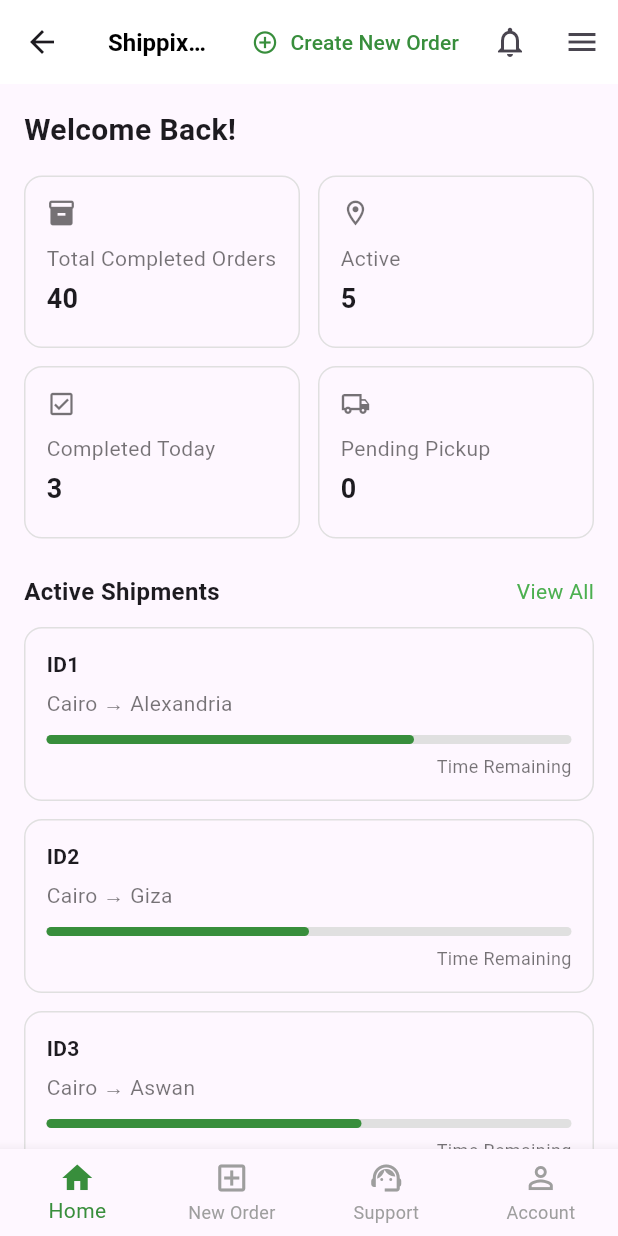
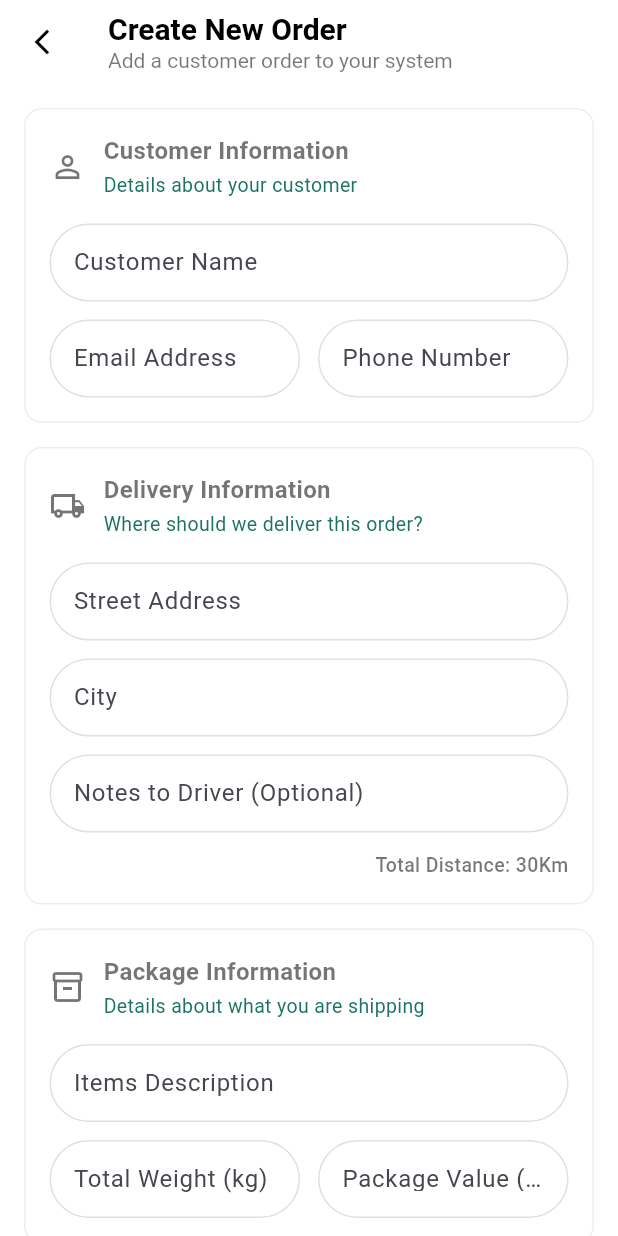
Before and after one commit to kareeem74/shippix_business_mobile, a Flutter app: the HomeScreen screen opened directly, after a tap on "Create New Order", on a phone screen of 412 x 824 dp. Run offline on Flutter 3.47's test engine with Material 3 defaults, Android fonts, the phone set to English and light mode, and no system bars.

Commit message:
New Order Screen Done

```diff
--- a/lib/features/home/ui/home_screen.dart
+++ b/lib/features/home/ui/home_screen.dart
@@ -1,4 +1,5 @@
 import 'package:flutter/material.dart';
+import '../../orders/new_order_screen.dart';
 
 class HomeScreen extends StatelessWidget {
   const HomeScreen({super.key});
@@ -50,7 +51,7 @@ class HomeScreen extends StatelessWidget {
           LinearProgressIndicator(
             value: progress,
             backgroundColor: Colors.grey.shade300,
-            color: Colors.green.shade700,
+            color: const Color(0xFF1C7364),
             minHeight: 6,
             borderRadius: BorderRadius.circular(8),
           ),
@@ -102,7 +103,7 @@ class HomeScreen extends StatelessWidget {
         title: const Text("Settings"),
         subtitle: Text(
           "Settings and Privacy",
-          style: TextStyle(color: Colors.green.shade700, fontSize: 12),
+          style: TextStyle(color: Color(0xFF1C7364), fontSize: 12),
         ),
         contentPadding: EdgeInsets.zero,
       ),
@@ -116,7 +117,7 @@ class HomeScreen extends StatelessWidget {
         title: const Text("Manage"),
         subtitle: Text(
           "Your Orders",
-          style: TextStyle(color: Colors.green.shade700, fontSize: 12),
+          style: TextStyle(color: Color(0xFF1C7364), fontSize: 12),
         ),
         contentPadding: EdgeInsets.zero,
       ),
@@ -149,10 +150,15 @@ class HomeScreen extends StatelessWidget {
         actions: [
           TextButton.icon(
             style: TextButton.styleFrom(
-              foregroundColor: Colors.green.shade700,
+              foregroundColor: const Color(0xFF1C7364),
               padding: const EdgeInsets.symmetric(horizontal: 10),
             ),
-            onPressed: () {},
+            onPressed: () {
+              Navigator.push(
+                context,
+                MaterialPageRoute(builder: (context) => const NewOrderScreen(showBackButton: true)),
+              );
+            },
             icon: const Icon(Icons.add_circle_outline),
             label: const Text("Create New Order"),
           ),
@@ -161,6 +167,7 @@ class HomeScreen extends StatelessWidget {
             onPressed: () {},
           ),
           PopupMenuButton<String>(
+            color: Colors.white,
             icon: const Icon(Icons.menu),
             onSelected: (String result) {},
             itemBuilder: _buildPopupMenuItems,
@@ -202,9 +209,9 @@ class HomeScreen extends StatelessWidget {
               children: const [
                 Text("Active Shipments",
                     style:
-                        TextStyle(fontWeight: FontWeight.bold, fontSize: 16)),
+                    TextStyle(fontWeight: FontWeight.bold, fontSize: 16)),
                 Text("View All",
-                    style: TextStyle(color: Colors.green, fontSize: 14)),
+                    style: TextStyle(color: Color(0xFF1C7364), fontSize: 14)),
               ],
             ),
             const SizedBox(height: 12),
@@ -227,7 +234,7 @@ class HomeScreen extends StatelessWidget {
                 children: const [
                   Text("This Week's Performance",
                       style:
-                          TextStyle(fontWeight: FontWeight.bold, fontSize: 16)),
+                      TextStyle(fontWeight: FontWeight.bold, fontSize: 16)),
                   SizedBox(height: 12),
                   Text("Delivery Success Rate: 96%"),
                   Text("Average Delivery Time: 2 days"),
@@ -240,20 +247,6 @@ class HomeScreen extends StatelessWidget {
           ],
         ),
       ),
-      bottomNavigationBar: BottomNavigationBar(
-        selectedItemColor: Colors.green.shade700,
-        unselectedItemColor: Colors.grey,
-        type: BottomNavigationBarType.fixed,
-        items: const [
-          BottomNavigationBarItem(icon: Icon(Icons.home), label: "Home"),
-          BottomNavigationBarItem(
-              icon: Icon(Icons.add_box_outlined), label: "New Order"),
-          BottomNavigationBarItem(
-              icon: Icon(Icons.support_agent), label: "Support"),
-          BottomNavigationBarItem(
-              icon: Icon(Icons.person_outline), label: "Account"),
-        ],
-      ),
     );
   }
 }
--- /dev/null
+++ b/lib/features/orders/new_order_screen.dart
@@ -0,0 +1,272 @@
+import 'package:flutter/material.dart';
+import 'package:shippix_mobile/features/home/ui/home_screen.dart';
+import 'package:shippix_mobile/features/main/main_screen.dart';
+
+class NewOrderScreen extends StatefulWidget {
+  final bool showBackButton;
+  const NewOrderScreen({super.key, this.showBackButton = false});
+
+  @override
+  State<NewOrderScreen> createState() => _NewOrderScreenState();
+}
+
+class _NewOrderScreenState extends State<NewOrderScreen> {
+  bool _isCostCalculated = false;
+
+  static const Color _primaryColor = Color(0xFF1C7364);
+
+  Widget _buildSection({
+    required IconData icon,
+    required String title,
+    required String subtitle,
+    required List<Widget> children,
+  }) {
+    return Container(
+      margin: const EdgeInsets.only(bottom: 16),
+      padding: const EdgeInsets.all(16),
+      decoration: BoxDecoration(
+        color: Colors.white,
+        border: Border.all(color: Colors.grey.shade200),
+        borderRadius: BorderRadius.circular(12),
+      ),
+      child: Column(
+        crossAxisAlignment: CrossAxisAlignment.start,
+        children: [
+          Row(
+            children: [
+              Icon(icon, color: Colors.black54, size: 24),
+              const SizedBox(width: 12),
+              Column(
+                crossAxisAlignment: CrossAxisAlignment.start,
+                children: [
+                  Text(
+                    title,
+                    style: const TextStyle(
+                      color: Colors.black54,
+                      fontWeight: FontWeight.bold,
+                      fontSize: 16,
+                    ),
+                  ),
+                  const SizedBox(height: 2),
+                  Text(
+                    subtitle,
+                    style: const TextStyle(color: _primaryColor, fontSize: 13),
+                  ),
+                ],
+              ),
+            ],
+          ),
+          const SizedBox(height: 16),
+          ...children,
+        ],
+      ),
+    );
+  }
+
+  Widget _buildTextField(String label, {String? hint, TextInputType type = TextInputType.text}) {
+    return TextFormField(
+      keyboardType: type,
+      decoration: InputDecoration(
+        labelText: label,
+        hintText: hint,
+        hintStyle: TextStyle(color: Colors.grey.shade400, fontSize: 14),
+        floatingLabelStyle: const TextStyle(color: _primaryColor),
+        border: OutlineInputBorder(
+          borderRadius: BorderRadius.circular(30),
+          borderSide: BorderSide(color: Colors.grey.shade300),
+        ),
+        enabledBorder: OutlineInputBorder(
+          borderRadius: BorderRadius.circular(30),
+          borderSide: BorderSide(color: Colors.grey.shade300),
+        ),
+        focusedBorder: OutlineInputBorder(
+          borderRadius: BorderRadius.circular(30),
+          borderSide: const BorderSide(color: _primaryColor, width: 2.0),
+        ),
+        contentPadding: const EdgeInsets.symmetric(vertical: 14, horizontal: 12),
+      ),
+    );
+  }
+
+  @override
+  Widget build(BuildContext context) {
+    return Scaffold(
+      backgroundColor: Colors.white,
+      appBar: AppBar(
+        scrolledUnderElevation: 0,
+        leading: widget.showBackButton
+            ? IconButton(
+                icon: const Icon(Icons.arrow_back_ios_new, color: Colors.black, size: 20),
+                onPressed: () {
+                  Navigator.pop(context);
+                },
+              )
+            : null,
+        title: const Column(
+          crossAxisAlignment: CrossAxisAlignment.start,
+          children: [
+            Text(
+              "Create New Order",
+              style: TextStyle(
+                  fontSize: 20,
+                  fontWeight: FontWeight.bold,
+                  color: Colors.black),
+            ),
+            Text(
+              "Add a customer order to your system",
+              style: TextStyle(color: Colors.black54, fontSize: 14),
+            ),
+          ],
+        ),
+        backgroundColor: Colors.white,
+        elevation: 0,
+      ),
+      body: SingleChildScrollView(
+        padding: const EdgeInsets.all(16),
+        child: Column(
+          crossAxisAlignment: CrossAxisAlignment.start,
+          children: [
+            // Customer Information
+            _buildSection(
+              icon: Icons.person_outline,
+              title: "Customer Information",
+              subtitle: "Details about your customer",
+              children: [
+                _buildTextField("Customer Name"),
+                const SizedBox(height: 12),
+                Row(
+                  children: [
+                    Expanded(child: _buildTextField("Email Address", type: TextInputType.emailAddress)),
+                    const SizedBox(width: 12),
+                    Expanded(child: _buildTextField("Phone Number", type: TextInputType.phone)),
+                  ],
+                ),
+              ],
+            ),
+
+            // Delivery Information
+            _buildSection(
+              icon: Icons.local_shipping_outlined,
+              title: "Delivery Information",
+              subtitle: "Where should we deliver this order?",
+              children: [
+                _buildTextField("Street Address"),
+                const SizedBox(height: 12),
+                _buildTextField("City"),
+                const SizedBox(height: 12),
+                _buildTextField("Notes to Driver (Optional)"),
+                const SizedBox(height: 12),
+                const Align(
+                  alignment: Alignment.centerRight,
+                  child: Text(
+                    "Total Distance: 30Km",
+                    style: TextStyle(color: Colors.black54, fontSize: 13, fontWeight: FontWeight.w500),
+                  ),
+                ),
+              ],
+            ),
+
+            // Package Information
+            _buildSection(
+              icon: Icons.inventory_2_outlined,
+              title: "Package Information",
+              subtitle: "Details about what you are shipping",
+              children: [
+                _buildTextField("Items Description", hint: "e.g., Electronics, Clothing, Books"),
+                const SizedBox(height: 12),
+                Row(
+                  children: [
+                    Expanded(child: _buildTextField("Total Weight (kg)", type: TextInputType.number)),
+                    const SizedBox(width: 12),
+                    Expanded(child: _buildTextField("Package Value (EGP)", type: TextInputType.number)),
+                  ],
+                ),
+              ],
+            ),
+            const SizedBox(height: 24),
+
+            // Conditional UI Block
+            if (!_isCostCalculated)
+              _buildCalculateButton()
+            else
+              _buildCostResultAndNextButton(),
+          ],
+        ),
+      ),
+    );
+  }
+
+  // Calculate button
+  Widget _buildCalculateButton() {
+    return Column(
+      crossAxisAlignment: CrossAxisAlignment.stretch,
+      children: [
+        ElevatedButton(
+          style: ElevatedButton.styleFrom(
+            backgroundColor: const Color(0xFF263238),
+            padding: const EdgeInsets.symmetric(vertical: 10),
+            shape: RoundedRectangleBorder(borderRadius: BorderRadius.circular(30)),
+          ),
+          onPressed: () => setState(() => _isCostCalculated = true),
+          child: const Text("Calculate Shipping Cost", style: TextStyle(fontSize: 16, color: Colors.white)),
+        ),
+        const SizedBox(height: 8),
+        const Text(
+          "We take into account the Package Weight and Delivery Distance",
+          style: TextStyle(fontSize: 12, color: Colors.black54),
+          textAlign: TextAlign.center,
+        ),
+      ],
+    );
+  }
+
+  Widget _buildCostResultAndNextButton() {
+    return Column(
+      children: [
+        Container(
+          padding: const EdgeInsets.all(16.0),
+          decoration: BoxDecoration(
+            color: Colors.white,
+            border: Border.all(color: Colors.grey.shade200),
+            borderRadius: BorderRadius.circular(12),
+          ),
+          child: Row(
+            children: [
+              Icon(Icons.monetization_on_outlined, color: _primaryColor, size: 30),
+              const SizedBox(width: 12),
+              const Column(
+                crossAxisAlignment: CrossAxisAlignment.start,
+                children: [
+                  Text('Shipping Cost', style: TextStyle(fontSize: 16, fontWeight: FontWeight.bold, color: Colors.black)),
+                  Text('\$0.00 EGP', style: TextStyle(fontSize: 14, color: Colors.black54, fontWeight: FontWeight.w500)),
+                ],
+              ),
+              const Spacer(),
+              const Flexible(
+                child: Text(
+                  '15% Below Market, Stand Out from Competition!',
+                  textAlign: TextAlign.right,
+                  style: TextStyle(fontSize: 12, color: Colors.grey),
+                ),
+              ),
+            ],
+          ),
+        ),
+        const SizedBox(height: 30),
+        Align(
+          alignment: Alignment.centerRight,
+          child: ElevatedButton(
+            style: ElevatedButton.styleFrom(
+              backgroundColor: const Color(0xFF263238),
+              padding: const EdgeInsets.symmetric(horizontal: 40, vertical: 10),
+              shape: RoundedRectangleBorder(borderRadius: BorderRadius.circular(30)),
+            ),
+            onPressed: () { //TODO: Navigate to payment screen},
+            },
+            child: const Text("Next", style: TextStyle(fontSize: 16, color: Colors.white)),
+          ),
+        ),
+      ],
+    );
+  }
+}
--- a/lib/main.dart
+++ b/lib/main.dart
@@ -1,6 +1,5 @@
 import 'package:flutter/material.dart';
-import 'features/auth/auth_screen.dart';
-import 'features/home/ui/home_screen.dart';
+import 'features/main/main_screen.dart';
 
 void main() {
   runApp(const MyApp());
@@ -12,12 +11,10 @@ class MyApp extends StatelessWidget {
   @override
   Widget build(BuildContext context) {
     return MaterialApp(
-      debugShowCheckedModeBanner: false,  // remove the debug banner
-      title: 'Shippix Business',
-      theme: ThemeData(
-        primarySwatch: Colors.teal,
+      debugShowCheckedModeBanner: false,
+      home: const MainScreen(
+        isLoggedIn: true,
       ),
-      home: const AuthScreen(),
     );
   }
 }
```
Also changed, not shown: lib/features/auth/auth_screen.dart (+6 -6 lines), lib/features/main/main_screen.dart (added, +58 -0 lines), lib/features/orders/ui/create_order_screen.dart (deleted, +0 -163 lines).
